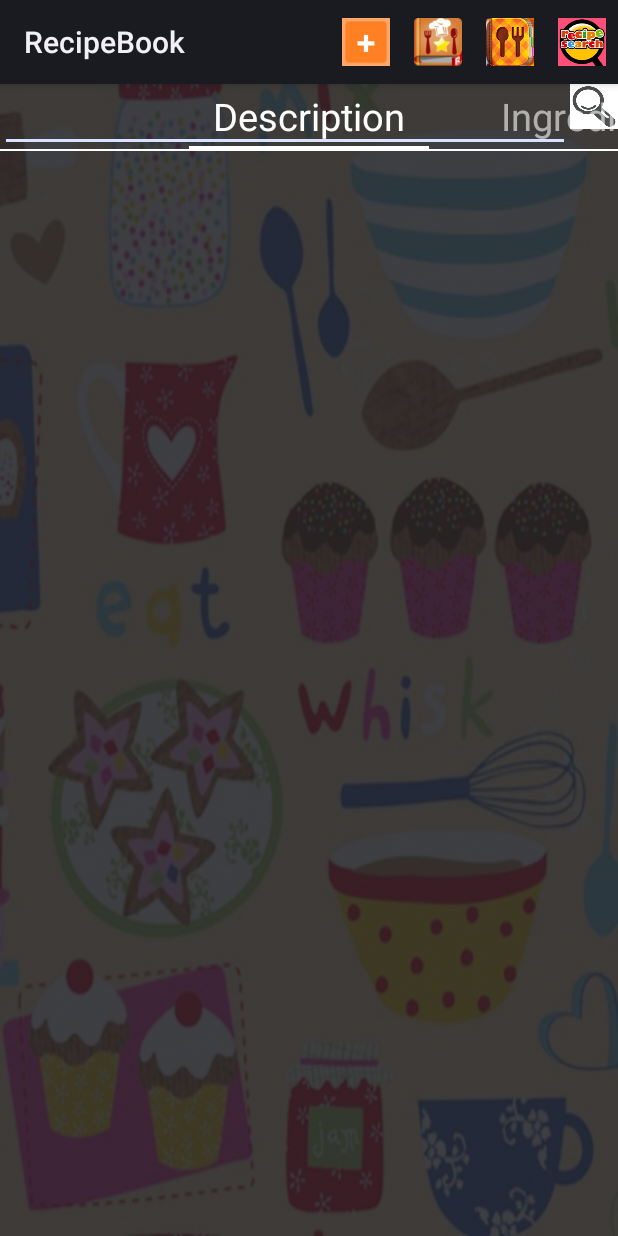
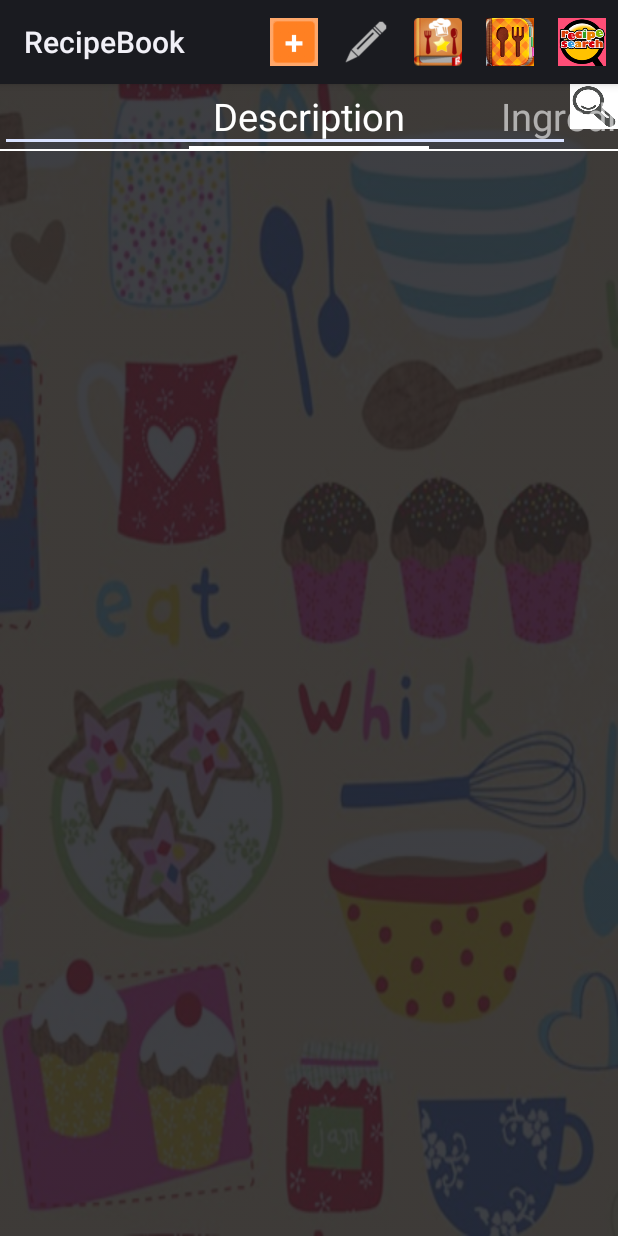
Before and after one commit to Malfonde/CookE, an Android app: the fragment RecipeViewDetailsFragment placed in its activity, on a phone screen of 412 x 824 dp. Run offline under Robolectric (Android 15) with nearby library versions, the phone set to English and light mode, and no system bars; libraries missing offline, so code that uses them is left out: com.parse; pictures from the network do not load; 17 statements that could not run were skipped.

Commit message:
Fixed edit button visibility on RecipeViewDetails Fragment. Notice the IP on newModel

```diff
--- a/app/src/main/java/com/izik/recipebook/DAL/NewModel.java
+++ b/app/src/main/java/com/izik/recipebook/DAL/NewModel.java
@@ -33,7 +33,7 @@ public class NewModel
         JSONObject jsonRecipe = ConvertRecipeToJSON(recipe);
         ServerRequest serverRequest = new ServerRequest();
 
-        JSONObject json = serverRequest.getJSON("http://192.168.1.25:8080/saveRecipe",jsonRecipe);
+        JSONObject json = serverRequest.getJSON("http://192.168.95.1:8080/saveRecipe",jsonRecipe);
 
     }
 
@@ -42,7 +42,7 @@ public class NewModel
         JSONObject jsonRecipe = ConvertRecipeToJSON(recipe);
         ServerRequest serverRequest = new ServerRequest();
 
-        JSONObject json = serverRequest.getJSON("http://192.168.1.25:8080/saveRecipe",jsonRecipe);
+        JSONObject json = serverRequest.getJSON("http://192.168.95.1:8080/saveRecipe",jsonRecipe);
     }
 
     //endregion
--- a/app/src/main/java/com/izik/recipebook/RecipeViewDetailsFragment.java
+++ b/app/src/main/java/com/izik/recipebook/RecipeViewDetailsFragment.java
@@ -8,6 +8,8 @@ import android.support.v4.view.PagerAdapter;
 import android.support.v4.view.PagerTabStrip;
 import android.support.v4.view.ViewPager;
 import android.view.LayoutInflater;
+import android.view.Menu;
+import android.view.MenuInflater;
 import android.view.View;
 import android.view.ViewGroup;
 import android.widget.ImageButton;
@@ -39,6 +41,16 @@ public class RecipeViewDetailsFragment extends Fragment {
         setHasOptionsMenu(true);
         getActivity().setTitle(recipe.getName());
     }
+
+    @Override
+    public void onCreateOptionsMenu(Menu menu, MenuInflater inflater)
+    {
+        menu.findItem(R.id.confirm_button).setVisible(false);
+        menu.findItem(R.id.add_recipe_menu_button).setVisible(true);
+        menu.findItem(R.id.edit_recipe_menu_button).setVisible(true);
+        super.onCreateOptionsMenu(menu, inflater);
+    }
+
 
     @Override
     public View onCreateView(LayoutInflater inflater, ViewGroup container,
--- a/app/src/main/res/menu/menu.xml
+++ b/app/src/main/res/menu/menu.xml
@@ -29,7 +29,7 @@
         android:id="@+id/edit_recipe_menu_button"
         android:icon="@drawable/pencil"
         android:showAsAction="always"
-        android:title="add"
+        android:title="edit"
         android:visible="false"
         />
     <item
```
